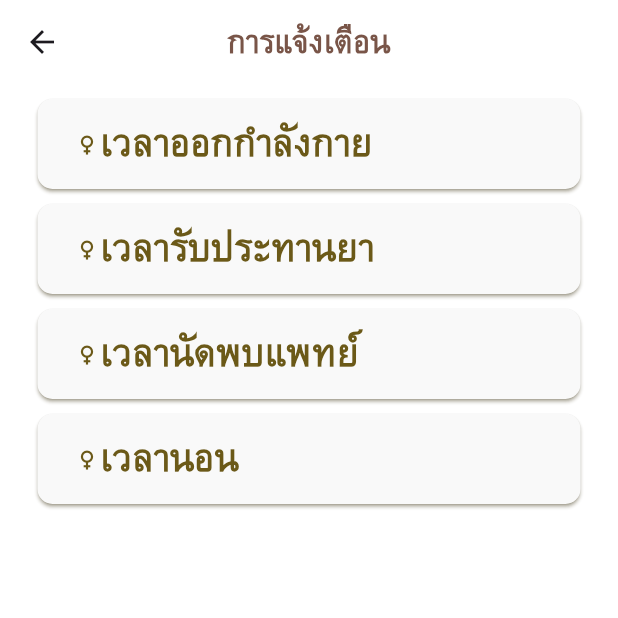
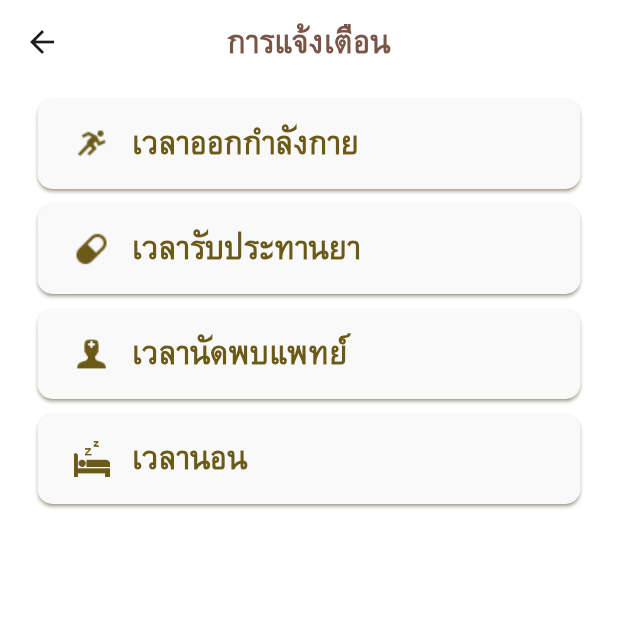
Before and after one commit to magomie/Health-reminders, a Flutter app: the homePage screen opened directly, after a tap on "แจ้งเตือน", on a phone screen of 412 x 824 dp, the top half of it. Run offline on Flutter 3.47's test engine with Material 3 defaults, Android fonts, the phone set to English and light mode, and no system bars; our stand-ins replace page_transition, toggle_switch.

Commit message:
30/01/24
Co-Authored-By: NEO <75066153+N3O-N@users.noreply.github.com>

```diff
--- a/health_reminders/lib/pages/Threshold.dart
+++ b/health_reminders/lib/pages/Threshold.dart
@@ -1,5 +1,5 @@
 import 'package:flutter/material.dart';
-import 'package:health_reminders/pages/addmenu.dart';
+import 'package:health_reminders/pages/Addmenu_Page.dart';
 import 'package:health_reminders/styles/button.dart';
 import 'package:health_reminders/styles/color.dart';
 import 'package:health_reminders/styles/text.dart';
--- a/health_reminders/lib/pages/food.dart
+++ b/health_reminders/lib/pages/food.dart
@@ -1,5 +1,5 @@
 import 'package:flutter/material.dart';
-import 'package:health_reminders/pages/addmenu.dart';
+import 'package:health_reminders/pages/Addmenu_Page.dart';
 import 'package:health_reminders/styles/button.dart';
 import 'package:health_reminders/styles/color.dart';
 import 'package:health_reminders/styles/text.dart';
--- a/health_reminders/lib/pages/food_admin.dart
+++ b/health_reminders/lib/pages/food_admin.dart
@@ -1,5 +1,5 @@
 import 'package:flutter/material.dart';
-import 'package:health_reminders/pages/addmenu.dart';
+import 'package:health_reminders/pages/Addmenu_Page.dart';
 import 'package:health_reminders/pages/admin_add_food.dart';
 import 'package:health_reminders/styles/button.dart';
 import 'package:health_reminders/styles/color.dart';
--- a/health_reminders/lib/pages/home.dart
+++ b/health_reminders/lib/pages/home.dart
@@ -1,7 +1,7 @@
 import 'package:flutter/material.dart';
-import 'package:health_reminders/pages/addmenu.dart';
-import 'package:health_reminders/pages/addmenucal.dart';
-import 'package:health_reminders/pages/addmenucal.dart';
+import 'package:health_reminders/pages/Addmenu_Page.dart';
+import 'package:health_reminders/pages/Addmenucal_Page.dart';
+import 'package:health_reminders/pages/Addmenucal_Page.dart';
 import 'package:health_reminders/pages/admin.dart';
 import 'package:health_reminders/pages/bmr_bmr_page.dart';
 import 'package:health_reminders/pages/calcalorie.dart';
@@ -131,14 +131,18 @@ class _informationPageState extends State<homePage> {
                   children: [
                     Expanded(
                       child: Container(
-                        width: double.infinity,
-                        height: 65.0, // Set the desired height
-                        child: ElevatedButton(
-                          style: buttonlgin,
-                          onPressed: () {
-                            // Handle the first button press
-                            print('Button 1 Pressed');
-                          },
+                       height: 75,
+                       width: 330,// Set the desired height
+                        decoration: BoxDecoration(
+                  //border: Border.all(color: brown, width: 1.0),
+                          boxShadow: [
+                            BoxShadow(
+                              color: bb,
+                              // blurRadius:5.0,
+                            ),
+                          ],
+                          borderRadius: BorderRadius.all(Radius.circular(10)),
+                        ),
                           child: Column(
                             mainAxisAlignment: MainAxisAlignment.center,
                             children: [
@@ -147,20 +151,24 @@ class _informationPageState extends State<homePage> {
                               Text('กก.', style: TextStyles.Thome),
                             ],
                           ),
-                        ),
+
                       ),
                     ),
                     SizedBox(width: 10.0),
                     Expanded(
                       child: Container(
-                        width: double.infinity,
-                        height: 65.0, // Set the desired height
-                        child: ElevatedButton(
-                          style: buttonlgin,
-                          onPressed: () {
-                            // Handle the first button press
-                            print('Button 1 Pressed');
-                          },
+                        height: 75,
+                       width: 330,// Set the desired height
+                        decoration: BoxDecoration(
+                  //border: Border.all(color: brown, width: 1.0),
+                          boxShadow: [
+                            BoxShadow(
+                              color: bb,
+                              // blurRadius:5.0,
+                            ),
+                          ],
+                          borderRadius: BorderRadius.all(Radius.circular(10)),
+                        ),
                           child: Column(
                             mainAxisAlignment: MainAxisAlignment.center,
                             children: [
@@ -169,20 +177,24 @@ class _informationPageState extends State<homePage> {
                               Text('ซม.', style: TextStyles.Thome),
                             ],
                           ),
-                        ),
+
                       ),
                     ),
                     SizedBox(width: 10.0),
                     Expanded(
                       child: Container(
-                        width: double.infinity + 20,
-                        height: 65.0, // Set the desired height
-                        child: ElevatedButton(
-                          style: buttonbmi,
-                          onPressed: () {
-                            // Handle the first button press
-                            print('Button 1 Pressed');
-                          },
+                        height: 75,
+                       width: 330,// Set the desired height
+                        decoration: BoxDecoration(
+                  //border: Border.all(color: brown, width: 1.0),
+                          boxShadow: [
+                            BoxShadow(
+                              color: gg,
+                              // blurRadius:5.0,
+                            ),
+                          ],
+                          borderRadius: BorderRadius.all(Radius.circular(10)),
+                        ),
                           child: Column(
                             mainAxisAlignment: MainAxisAlignment.center,
                             children: [
@@ -191,7 +203,7 @@ class _informationPageState extends State<homePage> {
                               Text('ปกติ', style: TextStyles.Thome),
                             ],
                           ),
-                        ),
+
                       ),
                     ),
                   ],
--- a/health_reminders/lib/pages/news.dart
+++ b/health_reminders/lib/pages/news.dart
@@ -1,5 +1,5 @@
 import 'package:flutter/material.dart';
-import 'package:health_reminders/pages/addmenu.dart';
+import 'package:health_reminders/pages/Addmenu_Page.dart';
 import 'package:health_reminders/styles/button.dart';
 import 'package:health_reminders/styles/color.dart';
 import 'package:health_reminders/styles/text.dart';
--- a/health_reminders/lib/pages/news_admin.dart
+++ b/health_reminders/lib/pages/news_admin.dart
@@ -1,5 +1,5 @@
 import 'package:flutter/material.dart';
-import 'package:health_reminders/pages/addmenu.dart';
+import 'package:health_reminders/pages/Addmenu_Page.dart';
 import 'package:health_reminders/pages/admin_add_news.dart';
 import 'package:health_reminders/styles/button.dart';
 import 'package:health_reminders/styles/color.dart';
--- a/health_reminders/lib/pages/notification.dart
+++ b/health_reminders/lib/pages/notification.dart
@@ -10,7 +10,6 @@ import 'package:health_reminders/styles/text.dart';
 class NotificationPage extends StatelessWidget {
   @override
   Widget build(BuildContext context) {
-
     return Scaffold(
       backgroundColor: white,
       resizeToAvoidBottomInset: false,
@@ -18,33 +17,29 @@ class NotificationPage extends StatelessWidget {
         backgroundColor: white,
         elevation: 0,
         centerTitle: true,
-        title: Text( 'การแจ้งเตือน',
+        title: Text(
+          'การแจ้งเตือน',
           style: TextStyle(
             color: Colors.brown, // Assuming 'brown' is a defined color variable
             fontFamily: 'Garuda',
             fontSize: 20,
             fontWeight: FontWeight.bold,
-
           ),
         ),
       ),
-
-
       body: SingleChildScrollView(
         child: Center(
           child: Container(
             child: Column(
               children: <Widget>[
-
                 SizedBox(
                   height: 10,
                 ),
-
                 Column(
                   children: [
                     Padding(
                       padding: const EdgeInsets.symmetric(horizontal: 25),
-                    child:Container(
+                      child: Container(
                         height: 60,
                         child: ElevatedButton(
                             style: buttonnoti,
@@ -53,34 +48,37 @@ class NotificationPage extends StatelessWidget {
                               print('Button 1 Pressed');
                               Navigator.push(
                                 context,
-                        MaterialPageRoute(builder: (context) => notiexcerisePage()),
+                                MaterialPageRoute(
+                                    builder: (context) => notiexcerisePage()),
                               );
                             },
-
                             child: Row(
                               crossAxisAlignment: CrossAxisAlignment.center,
                               children: [
-                                  Icon(Icons.female, color: brown,),
-                                  Text('เวลาออกกำลังกาย',
-                                    style: TextStyles.login,
+                                Image.asset(
+                                  'asset/image/exercise.png',
+                                  width: 24.0,
+                                  height: 24.0,
+                                ),
+                                SizedBox(width: 15,),
+                                Text(
+                                  'เวลาออกกำลังกาย',
+                                  style: TextStyles.head,
                                 ),
                               ],
-                      )
-                    ),
+                            )),
                       ),
                     ),
                   ],
                 ),
-
                 SizedBox(
                   height: 10,
                 ),
-
                 Column(
                   children: [
                     Padding(
                       padding: const EdgeInsets.symmetric(horizontal: 25),
-                    child:Container(
+                      child: Container(
                         height: 60,
                         child: ElevatedButton(
                             style: buttonnoti,
@@ -89,33 +87,37 @@ class NotificationPage extends StatelessWidget {
                               print('go to drug notification');
                               Navigator.push(
                                 context,
-                        MaterialPageRoute(builder: (context) => notidrugPage()),
+                                MaterialPageRoute(
+                                    builder: (context) => notidrugPage()),
                               );
                             },
                             child: Row(
                               crossAxisAlignment: CrossAxisAlignment.center,
                               children: [
-                                  Icon(Icons.female, color: brown,),
-                                  Text('เวลารับประทานยา',
-                                    style: TextStyles.login,
+                                Image.asset(
+                                  'asset/image/icondrug.png',
+                                  width: 24.0,
+                                  height: 24.0,
+                                ),
+                                SizedBox(width: 15,),
+                                Text(
+                                  'เวลารับประทานยา',
+                                  style: TextStyles.head,
                                 ),
                               ],
-                      )
-                    ),
+                            )),
                       ),
                     ),
                   ],
                 ),
-
                 SizedBox(
                   height: 10,
                 ),
-
                 Column(
                   children: [
                     Padding(
                       padding: const EdgeInsets.symmetric(horizontal: 25),
-                    child:Container(
+                      child: Container(
                         height: 60,
                         child: ElevatedButton(
                             style: buttonnoti,
@@ -124,59 +126,67 @@ class NotificationPage extends StatelessWidget {
                               print('go to doctor notification');
                               Navigator.push(
                                 context,
-                        MaterialPageRoute(builder: (context) => notidoctor2Page()),
+                                MaterialPageRoute(
+                                    builder: (context) => notidoctor2Page()),
                               );
                             },
                             child: Row(
                               crossAxisAlignment: CrossAxisAlignment.center,
                               children: [
-                                  Icon(Icons.female, color: brown,),
-                                  Text('เวลานัดพบแพทย์',
-                                    style: TextStyles.login,
+                                Image.asset(
+                                  'asset/image/doctor.png',
+                                  width: 24.0,
+                                  height: 24.0,
+                                ),
+                                SizedBox(width: 15,),
+                                Text(
+                                  'เวลานัดพบแพทย์',
+                                  style: TextStyles.head,
                                 ),
                               ],
-                      )
-                    ),
+                            )),
                       ),
                     ),
                   ],
                 ),
-
                 SizedBox(
                   height: 10,
                 ),
-
                 Column(
                   children: [
                     Padding(
                       padding: const EdgeInsets.symmetric(horizontal: 25),
-                    child:Container(
+                      child: Container(
                         height: 60,
                         child: ElevatedButton(
                             style: buttonnoti,
                             onPressed: () {
-
                               print('go to sleepy notification');
                               Navigator.push(
                                 context,
-                        MaterialPageRoute(builder: (context) => notisleepPage()),
+                                MaterialPageRoute(
+                                    builder: (context) => notisleepPage()),
                               );
                             },
                             child: Row(
                               crossAxisAlignment: CrossAxisAlignment.center,
                               children: [
-                                  Icon(Icons.female, color: brown,),
-                                  Text('เวลานอน',
-                                    style: TextStyles.login,
+                               Image.asset(
+                                  'asset/image/sleep.png',
+                                  width: 24.0,
+                                  height: 24.0,
+                                ),
+                                SizedBox(width: 15,),
+                                Text(
+                                  'เวลานอน',
+                                  style: TextStyles.head,
                                 ),
                               ],
-                      )
-                    ),
+                            )),
                       ),
                     ),
                   ],
                 ),
-
               ],
             ),
           ),
--- a/health_reminders/lib/pages/run.dart
+++ b/health_reminders/lib/pages/run.dart
@@ -1,8 +1,8 @@
 import 'package:flutter/material.dart';
 import 'package:health_reminders/pages/Threshold.dart';
-import 'package:health_reminders/pages/addmenu.dart';
-import 'package:health_reminders/pages/addmenucal.dart';
-import 'package:health_reminders/pages/addmenucal.dart';
+import 'package:health_reminders/pages/Addmenu_Page.dart';
+import 'package:health_reminders/pages/Addmenucal_Page.dart';
+import 'package:health_reminders/pages/Addmenucal_Page.dart';
 import 'package:health_reminders/pages/exercise.dart';
 import 'package:health_reminders/pages/food.dart';
 import 'package:health_reminders/pages/gender.dart';
--- a/health_reminders/lib/styles/color.dart
+++ b/health_reminders/lib/styles/color.dart
@@ -1,7 +1,7 @@
 import 'package:flutter/material.dart';
 
 const Color yellow = Color(0xFFFDEDB2);
-const Color brown = Color.fromRGBO(107, 89, 24, 1);
+const Color brown = Color(0xFF6B5918);
 const Color white = Color.fromRGBO(255, 255, 255, 1);
 const Color pink = Color(0xFFF7CFF0);
 const Color blue = Color(0xFFC7E4FF);
@@ -9,3 +9,5 @@ const Color green = Color(0xFFC82EA99);
 const Color manu = Color(0xFFFFFFFF);
 const Color noti = Color(0xFFF9F9F9);
 const Color aa = Color.fromARGB(255, 233, 231, 226);
+const Color bb = Color.fromARGB(255, 244, 233, 206);
+const Color gg = Color.fromARGB(255, 155, 244, 190);
--- a/health_reminders/lib/styles/text.dart
+++ b/health_reminders/lib/styles/text.dart
@@ -4,6 +4,13 @@ import 'package:health_reminders/styles/color.dart';
 class TextStyles {
   static const TextStyle login = TextStyle(
     fontSize: 24,
+    fontWeight: FontWeight.bold,
+    color: brown,
+    fontFamily: 'Garuda'
+  );
+
+    static const TextStyle head = TextStyle(
+    fontSize: 20,
     fontWeight: FontWeight.bold,
     color: brown,
     fontFamily: 'Garuda'
```
Also changed, not shown: health_reminders/lib/pages/exercise.dart (+28 -8 lines), health_reminders/pubspec.yaml (+7 -0 lines), health_reminders/asset/image/aerobic.png (added), health_reminders/asset/image/cardio.png (added), health_reminders/asset/image/doctor.png (added), health_reminders/asset/image/exercise.png (added), health_reminders/asset/image/icondrug.png (added), health_reminders/asset/image/sleep.png (added), health_reminders/asset/image/yoga.png (added). Lines whose indentation alone changed are shown as unchanged.
